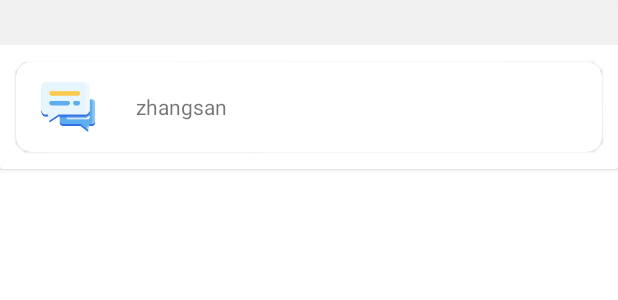
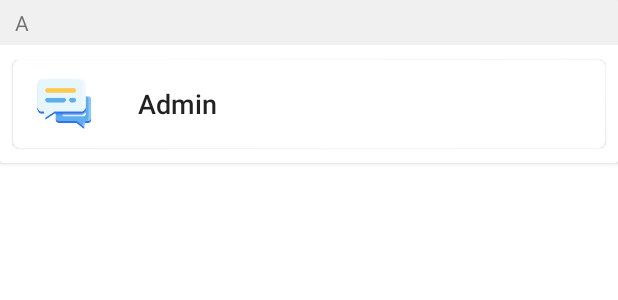
Before and after one commit to Tini-glut/Tini, an Android app: the layout em_contact_item.xml on its own in the app's theme, with its tools: preview values and no code run, on a phone screen of 412 x 824 dp. Shown: the top 300 px of the screen. Run offline under Robolectric (Android 15) with nearby library versions, the phone set to English and light mode, and no system bars.

Commit message:
点击联系人增加水波纹特效、调整联系人字体大小

```diff
--- a/app/src/main/java/edu/glut/tini/ui/activity/AddContactActivity.java
+++ b/app/src/main/java/edu/glut/tini/ui/activity/AddContactActivity.java
@@ -64,7 +64,6 @@ public class AddContactActivity extends BaseActivity implements AddContactsContr
     @Override
     public void onAddContactsSuccess() {
         searchResultRecyclerView.getAdapter().notifyDataSetChanged();
-
     }
 
     @Override
--- a/app/src/main/res/layout/em_contact_item.xml
+++ b/app/src/main/res/layout/em_contact_item.xml
@@ -2,7 +2,8 @@
 <androidx.cardview.widget.CardView xmlns:android="http://schemas.android.com/apk/res/android"
     android:layout_width="match_parent"
     android:layout_height="wrap_content"
-    xmlns:app="http://schemas.android.com/apk/res-auto">
+    xmlns:app="http://schemas.android.com/apk/res-auto"
+    xmlns:tools="http://schemas.android.com/tools">
 
     <LinearLayout
         android:layout_width="match_parent"
@@ -14,31 +15,33 @@
             android:layout_width="match_parent"
             android:layout_height="wrap_content"
             android:background="@color/first_letter"
-            android:paddingLeft="10dp"
+            android:paddingStart="@dimen/padding"
             android:paddingTop="5dp"
             android:paddingBottom="5dp"
+            tools:text="A"
             android:textAllCaps="true" />
 
 
         <com.google.android.material.card.MaterialCardView
             android:layout_width="match_parent"
-            android:layout_height="wrap_content"
+            android:layout_height="68dp"
             android:elevation="@dimen/card_elevation"
             app:cardUseCompatPadding="true"
             android:layout_margin="@dimen/margin"
             android:foregroundGravity="clip_horizontal"
-            app:cardCornerRadius="10dp"
             >
 
         <LinearLayout
+            android:background="?android:attr/selectableItemBackground"
             android:layout_width="match_parent"
             android:layout_height="wrap_content"
-            android:orientation="horizontal">
+            android:orientation="horizontal"
+            android:focusable="true">
 
             <ImageView
-                android:layout_width="60dp"
-                android:layout_height="60dp"
-                android:paddingLeft="10dp"
+                android:layout_width="@dimen/image_avatar"
+                android:layout_height="@dimen/image_avatar"
+                android:paddingStart="@dimen/padding"
                 android:paddingTop="5dp"
                 android:paddingBottom="5dp"
                 android:src="@mipmap/ic_launcher_round"/>
@@ -48,8 +51,10 @@
                 android:layout_width="wrap_content"
                 android:layout_height="wrap_content"
                 android:layout_gravity="center_vertical"
-                android:layout_marginLeft="20dp"
-                android:text="zhangsan" />
+                android:layout_marginStart="@dimen/icon_textview_margin"
+                android:textSize="@dimen/input_label"
+                style="@style/TextAppearance.AppCompat.Body2"
+                tools:text="Admin" />
 
 
         </LinearLayout>
--- a/app/src/main/res/values/dimens.xml
+++ b/app/src/main/res/values/dimens.xml
@@ -10,6 +10,7 @@
     <dimen name="view_margin">5dp</dimen>
     <dimen name="corner_radius">1dp</dimen>
     <dimen name="margin">5dp</dimen>
+    <dimen name="padding">10dp</dimen>
     <dimen name="input_label">18sp</dimen>
     <dimen name="text_button">14sp</dimen>
     <dimen name="card_elevation">5dp</dimen>
```
Also changed, not shown: app/src/main/java/edu/glut/tini/ui/fragment/FriendsFragment.java (+31 -1 lines).
